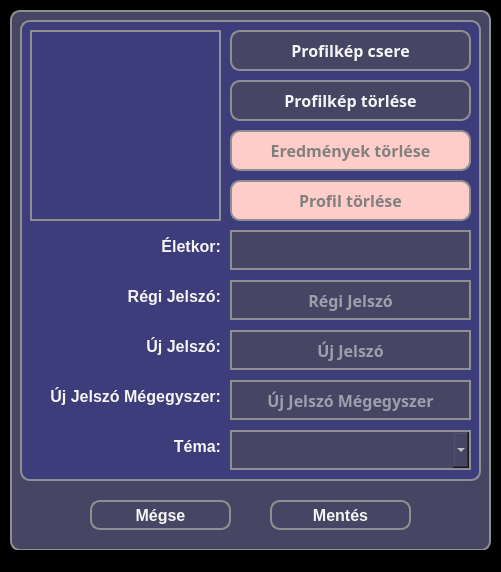
Before: the Qt Designer form src/main/resources/ui/green/greenSettingsWindow.ui in pkristof1999/Szakdolgozat, drawn with Qt 5.
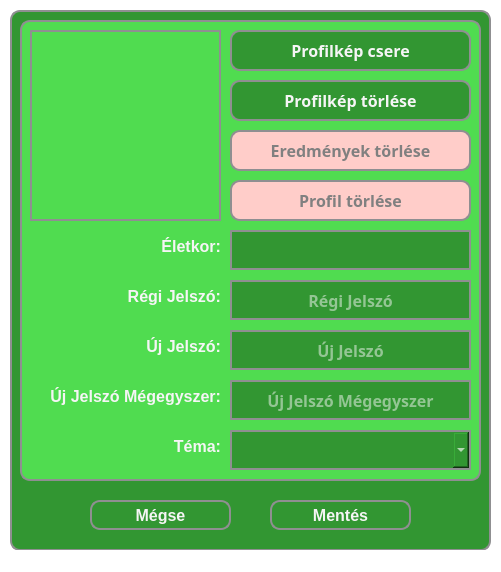
After: the same form once the commit is applied.

```diff
--- a/src/main/resources/ui/green/greenSettingsWindow.ui
+++ b/src/main/resources/ui/green/greenSettingsWindow.ui
@@ -15,7 +15,7 @@
   </property>
   <property name="styleSheet">
    <string notr="true">* {
-	background-color: black;
+	background-color: white;
 }</string>
   </property>
   <widget class="QWidget" name="centralwidget">
@@ -30,7 +30,7 @@
     </property>
     <property name="styleSheet">
      <string notr="true">* {
-	background-color: rgb(70, 70, 100);
+	background-color: rgb(50, 150, 50);
 	border: 2px solid #8f8f91;
 	border-radius: 10px;
 	color: white;
@@ -49,7 +49,7 @@
      </property>
      <property name="styleSheet">
       <string notr="true">* {
-	background-color: rgb(70, 70, 100);
+	background-color:  rgb(50, 150, 50);
 	color: whitesmoke;
 }
 
@@ -73,7 +73,7 @@
      </property>
      <property name="styleSheet">
       <string notr="true">* {
-	background-color: rgb(70, 70, 100);
+	background-color:  rgb(50, 150, 50);
 	color: whitesmoke;
 }
 
@@ -97,7 +97,7 @@
      </property>
      <property name="styleSheet">
       <string notr="true">* {
-	background-color: #3d3d7b;
+	background-color: rgb(80, 220, 80);
 	border: 2px solid #8f8f91;
 	border-radius: 10px;
 	color: white;
@@ -142,7 +142,7 @@
       </property>
       <property name="styleSheet">
        <string notr="true">* {
-	background-color: rgb(70, 70, 100);
+	background-color:  rgb(50, 150, 50);
 	color: whitesmoke;
 }
 
@@ -235,7 +235,7 @@
       </property>
       <property name="styleSheet">
        <string notr="true">* {
-	background-color: rgb(70, 70, 100);
+	background-color: rgb(50, 150, 50);
 	border-radius: 0;
 }</string>
       </property>
@@ -270,7 +270,7 @@
       </property>
       <property name="styleSheet">
        <string notr="true">* {
-	background-color: rgb(70, 70, 100);
+	background-color:  rgb(50, 150, 50);
 	color: whitesmoke;
 }
 
@@ -294,7 +294,7 @@
       </property>
       <property name="styleSheet">
        <string notr="true">* {
-	background-color: rgb(70, 70, 100);
+	background-color:  rgb(50, 150, 50);
 	border-radius: 0;
 	color: whitesmoke;
 }
@@ -338,7 +338,7 @@
       </property>
       <property name="styleSheet">
        <string notr="true">* {
-	background-color: rgb(70, 70, 100);
+	background-color:  rgb(50, 150, 50);
 	border-radius: 0;
 	color: whitesmoke;
 }
@@ -379,7 +379,7 @@
       </property>
       <property name="styleSheet">
        <string notr="true">* {
-	background-color: rgb(70, 70, 100);
+	background-color:  rgb(50, 150, 50);
 	border-radius: 0;
 	color: whitesmoke;
 }
@@ -420,7 +420,7 @@
       </property>
       <property name="styleSheet">
        <string notr="true">* {
-	background-color: rgb(70, 70, 100);
+	background-color:  rgb(50, 150, 50);
 	border-radius: 0;
 	color: whitesmoke;
 }
```
Left out of the diff: 16 changed lines with no effect on the pictures.
